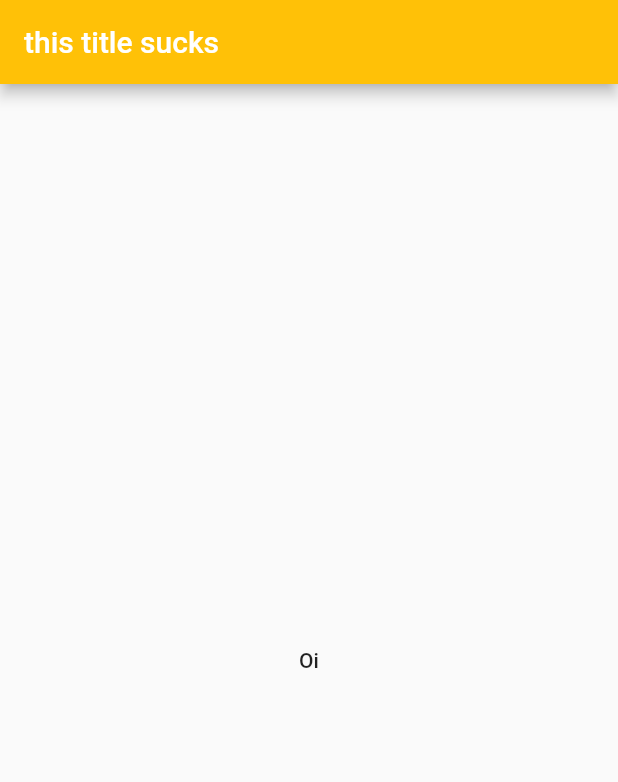
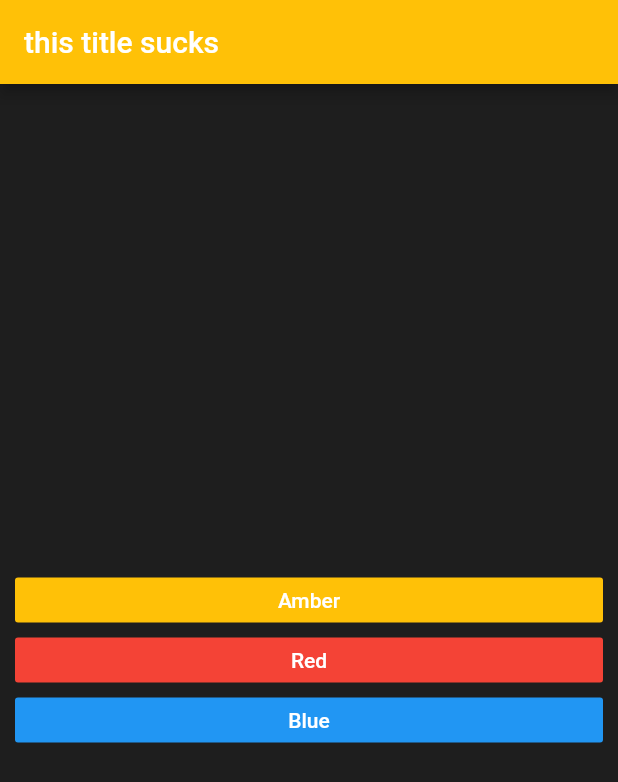
Before and after one commit to ViniciusPi/colors, a Flutter app: the screen it shows after launch, on a phone screen of 412 x 824 dp. Shown: the top 782 px of the screen. Run offline on Flutter 3.47's test engine with Material 2 defaults, Android fonts, the phone set to English and light mode, and no system bars.

Commit message:
adding colors

```diff
--- a/lib/views/homepage.dart
+++ b/lib/views/homepage.dart
@@ -8,12 +8,15 @@ class HomePage extends StatefulWidget {
 }
 
 class _HomePageState extends State<HomePage> {
-  bool c = true;
+  int c = 1;
   funcColor() {
     switch (c) {
-      case true:
+      case 1:
         return Colors.amber;
+      case 2:
+        return Colors.red;
       default:
+        c = 0;
         return Colors.blue;
     }
   }
@@ -21,18 +24,61 @@ class _HomePageState extends State<HomePage> {
   @override
   Widget build(BuildContext context) {
     return Scaffold(
+      backgroundColor: Color(0xff1e1e1e),
       appBar: AppBar(
         backgroundColor: funcColor(),
         title: Text('this title sucks'),
       ),
       body: Center(
-        child: FlatButton(
-            onPressed: () {
-              setState(() {
-                c = !c;
-              });
-            },
-            child: Text('Oi')),
+        child: Column(
+          mainAxisAlignment: MainAxisAlignment.center,
+          crossAxisAlignment: CrossAxisAlignment.stretch,
+          children: [
+            Padding(
+              padding: const EdgeInsets.symmetric(vertical: 5, horizontal: 10),
+              child: SizedBox(
+                height: 30,
+                child: FlatButton(
+                    color: Colors.amber,
+                    onPressed: () {
+                      setState(() {
+                        c = 1;
+                      });
+                    },
+                    child:
+                        Text('Amber', style: TextStyle(color: Colors.white))),
+              ),
+            ),
+            Padding(
+              padding: const EdgeInsets.symmetric(vertical: 5, horizontal: 10),
+              child: SizedBox(
+                height: 30,
+                child: FlatButton(
+                    color: Colors.red,
+                    onPressed: () {
+                      setState(() {
+                        c = 2;
+                      });
+                    },
+                    child: Text('Red', style: TextStyle(color: Colors.white))),
+              ),
+            ),
+            Padding(
+              padding: const EdgeInsets.symmetric(vertical: 5, horizontal: 10),
+              child: SizedBox(
+                height: 30,
+                child: FlatButton(
+                    color: Colors.blue,
+                    onPressed: () {
+                      setState(() {
+                        c = 0;
+                      });
+                    },
+                    child: Text('Blue', style: TextStyle(color: Colors.white))),
+              ),
+            )
+          ],
+        ),
       ),
     );
   }
```
